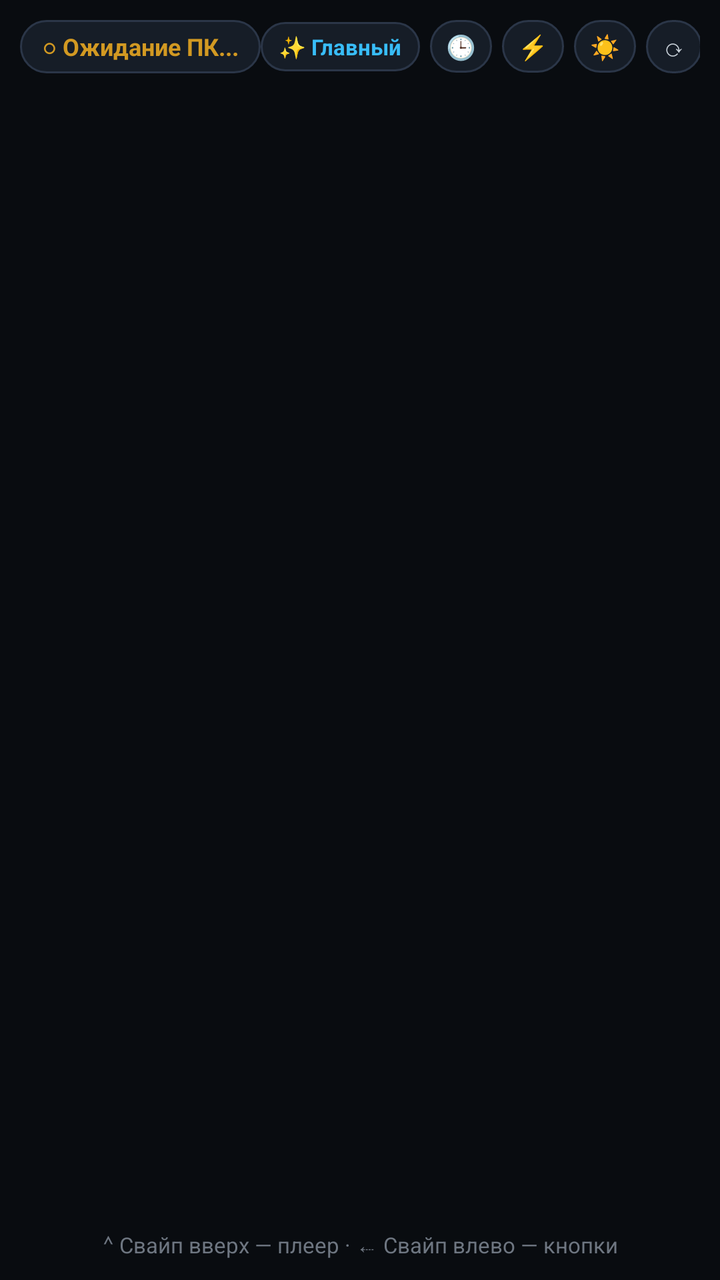
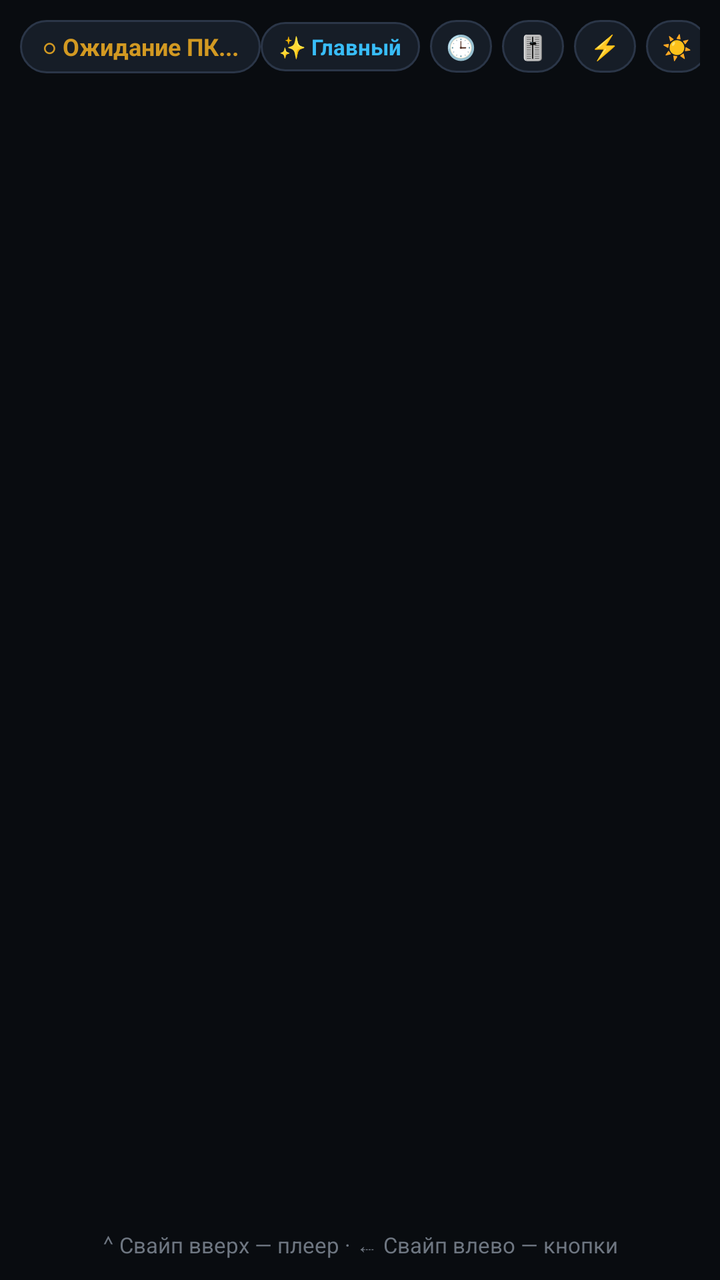

Screens rendered from an Android XML layout before and after an edit, with the pre-edit source and the edit as a unified diff.
<!-- AndroidManifest.xml: application theme Theme.PCMonitorUSB -->
<!-- res/layout/activity_main.xml -->
<?xml version="1.0" encoding="utf-8"?>
<FrameLayout xmlns:android="http://schemas.android.com/apk/res/android"
    android:id="@+id/rootContainer"
    android:layout_width="match_parent"
    android:layout_height="match_parent"
    android:background="#090C10">

    
    <ImageView
        android:id="@+id/ivCustomBg"
        android:layout_width="match_parent"
        android:layout_height="match_parent"
        android:scaleType="centerCrop"
        android:visibility="gone" />

    <View
        android:id="@+id/customBgScrim"
        android:layout_width="match_parent"
        android:layout_height="match_parent"
        android:background="#88090C10"
        android:visibility="gone" />

    <LinearLayout
        android:id="@+id/rootLayout"
        android:layout_width="match_parent"
        android:layout_height="match_parent"
        android:orientation="vertical"
        android:padding="10dp">

        <LinearLayout
            android:layout_width="match_parent"
            android:layout_height="wrap_content"
            android:gravity="center_vertical"
            android:orientation="horizontal"
            android:paddingBottom="6dp">

            <TextView
                android:id="@+id/tvStatus"
                android:layout_width="wrap_content"
                android:layout_height="wrap_content"
                android:background="@drawable/status_pill_bg"
                android:paddingLeft="11dp"
                android:paddingTop="5dp"
                android:paddingRight="11dp"
                android:paddingBottom="5dp"
                android:text="○ Ожидание ПК..."
                android:textColor="#D29922"
                android:textSize="12sp"
                android:textStyle="bold" />

            <TextView
                android:id="@+id/tvGameName"
                android:layout_width="0dp"
                android:layout_height="wrap_content"
                android:layout_weight="1"
                android:ellipsize="end"
                android:maxLines="1"
                android:paddingLeft="8dp"
                android:paddingRight="6dp"
                android:text=""
                android:textColor="#8B949E"
                android:textSize="12sp" />

            <TextView
                android:id="@+id/btnUpdateApp"
                android:layout_width="wrap_content"
                android:layout_height="wrap_content"
                android:layout_marginEnd="5dp"
                android:background="@drawable/status_pill_bg"
                android:paddingLeft="9dp"
                android:paddingTop="5dp"
                android:paddingRight="9dp"
                android:paddingBottom="5dp"
                android:text="⬇ Обновить"
                android:textColor="#3FB950"
                android:textSize="11sp"
                android:textStyle="bold"
                android:visibility="gone" />

            <TextView
                android:id="@+id/btnPreset"
                android:layout_width="wrap_content"
                android:layout_height="wrap_content"
                android:layout_marginEnd="5dp"
                android:background="@drawable/status_pill_bg"
                android:paddingLeft="9dp"
                android:paddingTop="5dp"
                android:paddingRight="9dp"
                android:paddingBottom="5dp"
                android:text="✨ Главный"
                android:textColor="#38BDF8"
                android:textSize="11sp"
                android:textStyle="bold" />

            <TextView
                android:id="@+id/btnClockMode"
                android:layout_width="wrap_content"
                android:layout_height="wrap_content"
                android:layout_marginEnd="5dp"
                android:background="@drawable/status_pill_bg"
                android:paddingLeft="8dp"
                android:paddingTop="5dp"
                android:paddingRight="8dp"
                android:paddingBottom="5dp"
                android:text="🕒"
                android:textColor="#E6EDF3"
                android:textSize="12sp" />

            <TextView
                android:id="@+id/btnMacros"
                android:layout_width="wrap_content"
                android:layout_height="wrap_content"
                android:layout_marginEnd="5dp"
                android:background="@drawable/status_pill_bg"
                android:paddingLeft="8dp"
                android:paddingTop="5dp"
                android:paddingRight="8dp"
                android:paddingBottom="5dp"
                android:text="⚡"
                android:textColor="#E6EDF3"
                android:textSize="12sp" />

            <TextView
                android:id="@+id/btnDim"
                android:layout_width="wrap_content"
                android:layout_height="wrap_content"
                android:layout_marginEnd="5dp"
                android:background="@drawable/status_pill_bg"
                android:paddingLeft="8dp"
                android:paddingTop="5dp"
                android:paddingRight="8dp"
                android:paddingBottom="5dp"
                android:text="☀"
                android:textColor="#C9D1D9"
                android:textSize="12sp" />

            <TextView
                android:id="@+id/btnRotate"
                android:layout_width="wrap_content"
                android:layout_height="wrap_content"
                android:layout_marginEnd="5dp"
                android:background="@drawable/status_pill_bg"
                android:paddingLeft="8dp"
                android:paddingTop="5dp"
                android:paddingRight="8dp"
                android:paddingBottom="5dp"
                android:text="⟳"
                android:textColor="#C9D1D9"
                android:textSize="12sp" />

            <TextView
                android:id="@+id/btnSettings"
                android:layout_width="wrap_content"
                android:layout_height="wrap_content"
                android:background="@drawable/status_pill_bg"
                android:paddingLeft="8dp"
                android:paddingTop="5dp"
                android:paddingRight="8dp"
                android:paddingBottom="5dp"
                android:text="⚙"
                android:textColor="#E6EDF3"
                android:textSize="12sp" />
        </LinearLayout>

        <GridLayout
            android:id="@+id/metricsGrid"
            android:layout_width="match_parent"
            android:layout_height="0dp"
            android:layout_weight="1"
            android:alignmentMode="alignBounds"
            android:useDefaultMargins="false" />

        <TextView
            android:id="@+id/tvMiniMedia"
            android:layout_width="match_parent"
            android:layout_height="wrap_content"
            android:ellipsize="end"
            android:gravity="center"
            android:maxLines="1"
            android:paddingTop="4dp"
            android:text="⌃ Свайп вверх — плеер · ⇠ Свайп влево — кнопки"
            android:textColor="#6E7681"
            android:textSize="11sp" />
    </LinearLayout>

    
    <LinearLayout
        android:id="@+id/standbyOverlay"
        android:layout_width="match_parent"
        android:layout_height="match_parent"
        android:background="#E605070A"
        android:gravity="center"
        android:orientation="vertical"
        android:padding="24dp"
        android:visibility="gone">

        <TextView
            android:id="@+id/tvClockTime"
            android:layout_width="wrap_content"
            android:layout_height="wrap_content"
            android:fontFamily="monospace"
            android:text="12:00"
            android:textColor="#FFFFFF"
            android:textSize="76sp"
            android:textStyle="bold" />

        <TextView
            android:id="@+id/tvClockDate"
            android:layout_width="wrap_content"
            android:layout_height="wrap_content"
            android:layout_marginTop="4dp"
            android:text=""
            android:textColor="#8B949E"
            android:textSize="16sp" />

        <TextView
            android:id="@+id/tvClockMedia"
            android:layout_width="wrap_content"
            android:layout_height="wrap_content"
            android:layout_marginTop="20dp"
            android:background="@drawable/glass_pill"
            android:ellipsize="end"
            android:maxLines="1"
            android:paddingLeft="16dp"
            android:paddingTop="7dp"
            android:paddingRight="16dp"
            android:paddingBottom="7dp"
            android:text="Нажми в любом месте — вернуться к датчикам"
            android:textColor="#C9D1D9"
            android:textSize="13sp" />
    </LinearLayout>

    
    <FrameLayout
        android:id="@+id/mediaOverlay"
        android:layout_width="match_parent"
        android:layout_height="match_parent"
        android:background="#090C10"
        android:visibility="gone">

        <ImageView
            android:id="@+id/ivMediaBackdrop"
            android:layout_width="match_parent"
            android:layout_height="match_parent"
            android:alpha="0.88"
            android:scaleType="centerCrop" />

        <View
            android:id="@+id/mediaScrim"
            android:layout_width="match_parent"
            android:layout_height="match_parent"
            android:background="@drawable/media_scrim" />

        <LinearLayout
            android:layout_width="match_parent"
            android:layout_height="match_parent"
            android:gravity="center_horizontal"
            android:orientation="vertical"
            android:paddingLeft="20dp"
            android:paddingTop="12dp"
            android:paddingRight="20dp"
            android:paddingBottom="14dp">

            <View
                android:id="@+id/btnCloseMedia"
                android:layout_width="48dp"
                android:layout_height="5dp"
                android:layout_marginBottom="10dp"
                android:background="@drawable/glass_pill" />

            <LinearLayout
                android:id="@+id/mediaBody"
                android:layout_width="match_parent"
                android:layout_height="0dp"
                android:layout_weight="1"
                android:gravity="center"
                android:orientation="horizontal">

                <ImageView
                    android:id="@+id/ivMediaArt"
                    android:layout_width="148dp"
                    android:layout_height="148dp"
                    android:layout_margin="12dp"
                    android:background="@drawable/card_bg"
                    android:elevation="16dp"
                    android:scaleType="centerCrop"
                    android:visibility="gone" />

                <LinearLayout
                    android:id="@+id/mediaRightCol"
                    android:layout_width="0dp"
                    android:layout_height="wrap_content"
                    android:layout_weight="1"
                    android:gravity="center_horizontal"
                    android:orientation="vertical"
                    android:paddingLeft="8dp"
                    android:paddingRight="8dp">

                    <LinearLayout
                        android:layout_width="wrap_content"
                        android:layout_height="wrap_content"
                        android:gravity="center_vertical"
                        android:orientation="horizontal">

                        <TextView
                            android:id="@+id/tvMediaStatus"
                            android:layout_width="wrap_content"
                            android:layout_height="wrap_content"
                            android:letterSpacing="0.08"
                            android:text="NOW PLAYING"
                            android:textAllCaps="true"
                            android:textColor="#58A6FF"
                            android:textSize="11sp"
                            android:textStyle="bold" />

                        <com.pcmonitor.usb.AudioVisualizerView
                            android:id="@+id/audioVisualizer"
                            android:layout_width="96dp"
                            android:layout_height="18dp"
                            android:layout_marginStart="10dp" />
                    </LinearLayout>

                    <TextView
                        android:id="@+id/tvMediaTitle"
                        android:layout_width="match_parent"
                        android:layout_height="wrap_content"
                        android:layout_marginTop="6dp"
                        android:ellipsize="end"
                        android:gravity="center"
                        android:maxLines="2"
                        android:text="Ничего не играет"
                        android:textColor="#FFFFFF"
                        android:textSize="22sp"
                        android:textStyle="bold" />

                    <TextView
                        android:id="@+id/tvMediaArtist"
                        android:layout_width="match_parent"
                        android:layout_height="wrap_content"
                        android:layout_marginTop="2dp"
                        android:ellipsize="end"
                        android:gravity="center"
                        android:maxLines="1"
                        android:text=""
                        android:textColor="#C2CCD6"
                        android:textSize="14sp" />

                    <ProgressBar
                        android:id="@+id/mediaProgress"
                        style="?android:attr/progressBarStyleHorizontal"
                        android:layout_width="match_parent"
                        android:layout_height="4dp"
                        android:layout_marginTop="12dp"
                        android:max="1000"
                        android:progress="0" />

                    <LinearLayout
                        android:layout_width="match_parent"
                        android:layout_height="wrap_content"
                        android:layout_marginTop="3dp"
                        android:orientation="horizontal">

                        <TextView
                            android:id="@+id/tvMediaPos"
                            android:layout_width="0dp"
                            android:layout_height="wrap_content"
                            android:layout_weight="1"
                            android:fontFamily="monospace"
                            android:text="0:00"
                            android:textColor="#9AA6B2"
                            android:textSize="11sp" />

                        <TextView
                            android:id="@+id/tvMediaDur"
                            android:layout_width="wrap_content"
                            android:layout_height="wrap_content"
                            android:fontFamily="monospace"
                            android:text="0:00"
                            android:textColor="#9AA6B2"
                            android:textSize="11sp" />
                    </LinearLayout>

                    <LinearLayout
                        android:layout_width="wrap_content"
                        android:layout_height="wrap_content"
                        android:layout_marginTop="12dp"
                        android:gravity="center"
                        android:orientation="horizontal">

                        <ImageView
                            android:id="@+id/btnPrev"
                            android:layout_width="48dp"
                            android:layout_height="48dp"
                            android:layout_marginEnd="18dp"
                            android:background="@drawable/glass_circle_btn"
                            android:padding="11dp"
                            android:src="@drawable/ic_prev" />

                        <ImageView
                            android:id="@+id/btnPlayPause"
                            android:layout_width="62dp"
                            android:layout_height="62dp"
                            android:layout_marginEnd="18dp"
                            android:background="@drawable/glass_circle_btn"
                            android:elevation="8dp"
                            android:padding="15dp"
                            android:src="@drawable/ic_play" />

                        <ImageView
                            android:id="@+id/btnNext"
                            android:layout_width="48dp"
                            android:layout_height="48dp"
                            android:background="@drawable/glass_circle_btn"
                            android:padding="11dp"
                            android:src="@drawable/ic_next" />
                    </LinearLayout>

                    <LinearLayout
                        android:layout_width="wrap_content"
                        android:layout_height="38dp"
                        android:layout_marginTop="12dp"
                        android:background="@drawable/glass_pill"
                        android:gravity="center"
                        android:orientation="horizontal"
                        android:paddingLeft="10dp"
                        android:paddingRight="10dp">

                        <ImageView
                            android:id="@+id/btnVolDown"
                            android:layout_width="36dp"
                            android:layout_height="36dp"
                            android:padding="8dp"
                            android:src="@drawable/ic_vol_down" />

                        <ImageView
                            android:id="@+id/btnVolMute"
                            android:layout_width="36dp"
                            android:layout_height="36dp"
                            android:layout_marginStart="6dp"
                            android:layout_marginEnd="6dp"
                            android:padding="8dp"
                            android:src="@drawable/ic_vol_mute" />

                        <ImageView
                            android:id="@+id/btnVolUp"
                            android:layout_width="36dp"
                            android:layout_height="36dp"
                            android:padding="8dp"
                            android:src="@drawable/ic_vol_up" />
                    </LinearLayout>
                </LinearLayout>
            </LinearLayout>
        </LinearLayout>
    </FrameLayout>

    
    <LinearLayout
        android:id="@+id/macroOverlay"
        android:layout_width="match_parent"
        android:layout_height="match_parent"
        android:background="#F5090C10"
        android:orientation="vertical"
        android:padding="12dp"
        android:visibility="gone">

        <LinearLayout
            android:layout_width="match_parent"
            android:layout_height="wrap_content"
            android:gravity="center_vertical"
            android:orientation="horizontal"
            android:paddingBottom="6dp">

            <TextView
                android:layout_width="0dp"
                android:layout_height="wrap_content"
                android:layout_weight="1"
                android:text="⚡ STREAM DECK"
                android:textColor="#E6EDF3"
                android:textSize="14sp"
                android:textStyle="bold" />

            <TextView
                android:id="@+id/btnCloseMacros"
                android:layout_width="wrap_content"
                android:layout_height="wrap_content"
                android:background="@drawable/status_pill_bg"
                android:paddingLeft="12dp"
                android:paddingTop="5dp"
                android:paddingRight="12dp"
                android:paddingBottom="5dp"
                android:text="✕ Свайп вправо"
                android:textColor="#8B949E"
                android:textSize="12sp" />
        </LinearLayout>

        
        <HorizontalScrollView
            android:id="@+id/obsBar"
            android:layout_width="match_parent"
            android:layout_height="wrap_content"
            android:layout_marginBottom="8dp"
            android:scrollbars="none"
            android:visibility="gone">

            <LinearLayout
                android:id="@+id/obsRow"
                android:layout_width="wrap_content"
                android:layout_height="wrap_content"
                android:gravity="center_vertical"
                android:orientation="horizontal">

                <TextView
                    android:id="@+id/btnObsStream"
                    android:layout_width="wrap_content"
                    android:layout_height="wrap_content"
                    android:layout_marginEnd="8dp"
                    android:background="@drawable/status_pill_bg"
                    android:paddingLeft="12dp"
                    android:paddingTop="6dp"
                    android:paddingRight="12dp"
                    android:paddingBottom="6dp"
                    android:text="● OBS Стрим"
                    android:textColor="#E6EDF3"
                    android:textSize="12sp"
                    android:textStyle="bold" />

                <TextView
                    android:id="@+id/btnObsRecord"
                    android:layout_width="wrap_content"
                    android:layout_height="wrap_content"
                    android:layout_marginEnd="10dp"
                    android:background="@drawable/status_pill_bg"
                    android:paddingLeft="12dp"
                    android:paddingTop="6dp"
                    android:paddingRight="12dp"
                    android:paddingBottom="6dp"
                    android:text="⏺ Запись"
                    android:textColor="#E6EDF3"
                    android:textSize="12sp"
                    android:textStyle="bold" />

                <LinearLayout
                    android:id="@+id/obsScenesRow"
                    android:layout_width="wrap_content"
                    android:layout_height="wrap_content"
                    android:orientation="horizontal" />
            </LinearLayout>
        </HorizontalScrollView>

        <GridLayout
            android:id="@+id/macroGrid"
            android:layout_width="match_parent"
            android:layout_height="0dp"
            android:layout_weight="1"
            android:alignmentMode="alignBounds"
            android:useDefaultMargins="false" />
    </LinearLayout>
</FrameLayout>
<!-- resources referenced by this layout -->
<resources>
  <!-- drawable card_bg (drawable) -->
  <?xml version="1.0" encoding="utf-8"?>
  <shape xmlns:android="http://schemas.android.com/apk/res/android" android:shape="rectangle">
      <solid android:color="#131922" />
      <stroke android:width="1dp" android:color="#243042" />
      <corners android:radius="14dp" />
  </shape>
  <!-- drawable glass_circle_btn (drawable) -->
  <?xml version="1.0" encoding="utf-8"?>
  <shape xmlns:android="http://schemas.android.com/apk/res/android" android:shape="oval">
      <solid android:color="#26FFFFFF" />
      <stroke android:width="1dp" android:color="#3DFFFFFF" />
  </shape>
  <!-- drawable glass_pill (drawable) -->
  <?xml version="1.0" encoding="utf-8"?>
  <shape xmlns:android="http://schemas.android.com/apk/res/android" android:shape="rectangle">
      <solid android:color="#24FFFFFF" />
      <stroke android:width="1dp" android:color="#33FFFFFF" />
      <corners android:radius="24dp" />
  </shape>
  <!-- drawable ic_next (drawable) -->
  <vector xmlns:android="http://schemas.android.com/apk/res/android"
      android:width="28dp" android:height="28dp" android:viewportWidth="24" android:viewportHeight="24">
      <path android:fillColor="#FFFFFF" android:pathData="M6,18l8.5,-6L6,6v12zM16,6v12h2V6h-2z"/>
  </vector>
  <!-- drawable ic_play (drawable) -->
  <vector xmlns:android="http://schemas.android.com/apk/res/android"
      android:width="34dp" android:height="34dp" android:viewportWidth="24" android:viewportHeight="24">
      <path android:fillColor="#090C10" android:pathData="M8,5.14v14l11,-7l-11,-7z"/>
  </vector>
  <!-- drawable ic_prev (drawable) -->
  <vector xmlns:android="http://schemas.android.com/apk/res/android"
      android:width="28dp" android:height="28dp" android:viewportWidth="24" android:viewportHeight="24">
      <path android:fillColor="#FFFFFF" android:pathData="M6,6h2v12H6V6zM9.5,12l8.5,6V6l-8.5,6z"/>
  </vector>
  <!-- drawable ic_vol_down (drawable) -->
  <vector xmlns:android="http://schemas.android.com/apk/res/android"
      android:width="20dp" android:height="20dp" android:viewportWidth="24" android:viewportHeight="24">
      <path android:fillColor="#E6EDF3" android:pathData="M18.5,12c0,-1.77 -1.02,-3.29 -2.5,-4.03v8.05c1.48,-0.73 2.5,-2.25 2.5,-4.02zM5,9v6h4l5,5V4L9,9H5z"/>
  </vector>
  <!-- drawable ic_vol_up (drawable) -->
  <vector xmlns:android="http://schemas.android.com/apk/res/android"
      android:width="20dp" android:height="20dp" android:viewportWidth="24" android:viewportHeight="24">
      <path android:fillColor="#E6EDF3" android:pathData="M3,9v6h4l5,5V4L7,9H3zM16.5,12c0,-1.77 -1.02,-3.29 -2.5,-4.03v8.05c1.48,-0.73 2.5,-2.25 2.5,-4.02zM14,3.23v2.06c2.89,0.86 5,3.54 5,6.71s-2.11,5.85 -5,6.71v2.06c4.01,-0.91 7,-4.49 7,-8.77s-2.99,-7.86 -7,-8.77z"/>
  </vector>
  <!-- drawable media_scrim (drawable) -->
  <?xml version="1.0" encoding="utf-8"?>
  <shape xmlns:android="http://schemas.android.com/apk/res/android" android:shape="rectangle">
      <gradient
          android:angle="270"
          android:startColor="#99080B10"
          android:centerColor="#CC080B10"
          android:endColor="#EE06080C" />
  </shape>
  <!-- drawable status_pill_bg (drawable) -->
  <?xml version="1.0" encoding="utf-8"?>
  <shape xmlns:android="http://schemas.android.com/apk/res/android" android:shape="rectangle">
      <solid android:color="#161D27" />
      <stroke android:width="1dp" android:color="#2B3648" />
      <corners android:radius="20dp" />
  </shape>
  <style name="Theme.PCMonitorUSB" parent="Theme.AppCompat.NoActionBar">
          <item name="android:windowBackground">#090C10</item>
          <item name="android:statusBarColor">#090C10</item>
          <item name="android:navigationBarColor">#090C10</item>
      </style>
  <!-- unchanged entries left out for length: 1 -->
</resources>

<!-- the commit's change to res/layout/activity_main.xml (unified diff, before → after) -->
@@ -103,6 +103,20 @@
                 android:paddingRight="8dp"
                 android:paddingBottom="5dp"
                 android:text="🕒"
+                android:textColor="#E6EDF3"
+                android:textSize="12sp" />
+
+            <TextView
+                android:id="@+id/btnMixer"
+                android:layout_width="wrap_content"
+                android:layout_height="wrap_content"
+                android:layout_marginEnd="5dp"
+                android:background="@drawable/status_pill_bg"
+                android:paddingLeft="8dp"
+                android:paddingTop="5dp"
+                android:paddingRight="8dp"
+                android:paddingBottom="5dp"
+                android:text="🎚"
                 android:textColor="#E6EDF3"
                 android:textSize="12sp" />
 
@@ -555,4 +569,57 @@
             android:alignmentMode="alignBounds"
             android:useDefaultMargins="false" />
     </LinearLayout>
+
+    
+    <LinearLayout
+        android:id="@+id/mixerOverlay"
+        android:layout_width="match_parent"
+        android:layout_height="match_parent"
+        android:background="#F5090C10"
+        android:orientation="vertical"
+        android:padding="14dp"
+        android:visibility="gone">
+
+        <LinearLayout
+            android:layout_width="match_parent"
+            android:layout_height="wrap_content"
+            android:gravity="center_vertical"
+            android:orientation="horizontal"
+            android:paddingBottom="10dp">
+
+            <TextView
+                android:layout_width="0dp"
+                android:layout_height="wrap_content"
+                android:layout_weight="1"
+                android:text="🎚 Микшер громкости Windows"
+                android:textColor="#E6EDF3"
+                android:textSize="15sp"
+                android:textStyle="bold" />
+
+            <TextView
+                android:id="@+id/btnCloseMixer"
+                android:layout_width="wrap_content"
+                android:layout_height="wrap_content"
+                android:background="@drawable/status_pill_bg"
+                android:paddingLeft="12dp"
+                android:paddingTop="5dp"
+                android:paddingRight="12dp"
+                android:paddingBottom="5dp"
+                android:text="✕ Закрыть"
+                android:textColor="#8B949E"
+                android:textSize="12sp" />
+        </LinearLayout>
+
+        <ScrollView
+            android:layout_width="match_parent"
+            android:layout_height="0dp"
+            android:layout_weight="1">
+
+            <LinearLayout
+                android:id="@+id/mixerList"
+                android:layout_width="match_parent"
+                android:layout_height="wrap_content"
+                android:orientation="vertical" />
+        </ScrollView>
+    </LinearLayout>
 </FrameLayout>
